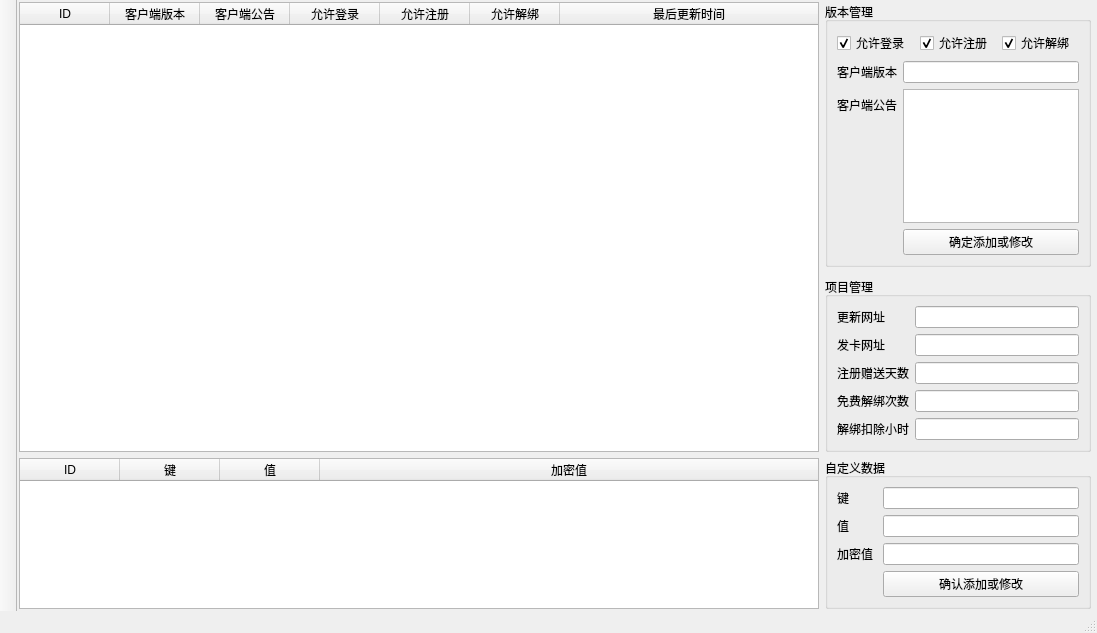
Before: the Qt Designer form server/ui/wnd_server.ui in decenfrontier/PyNetAuth, drawn with Qt 5.
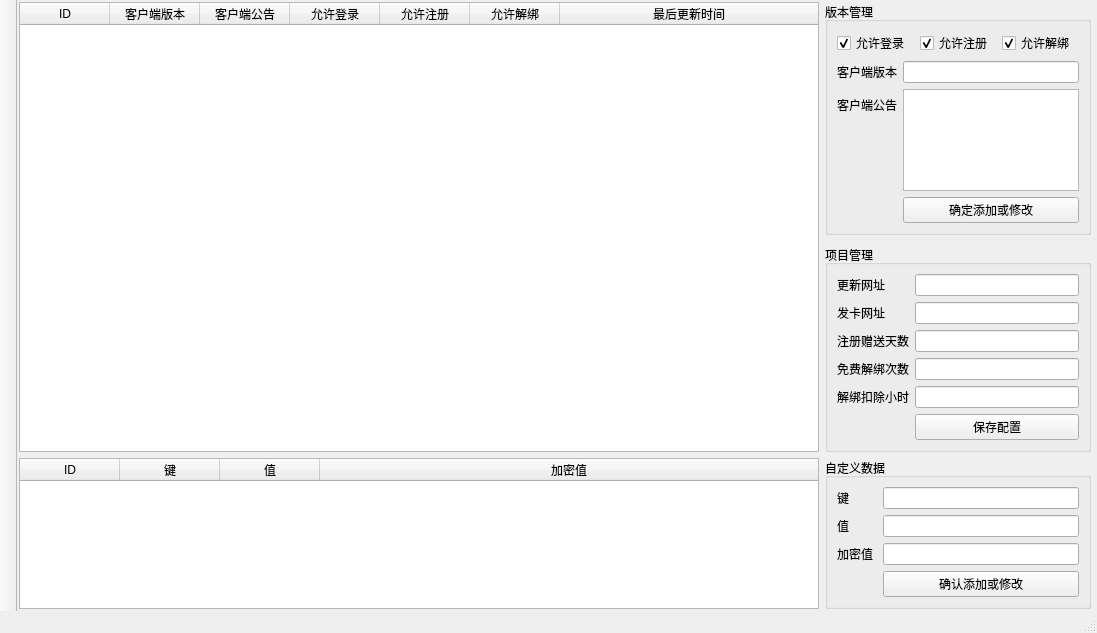
After: the same form once the commit is applied.

What changed in the file:
```diff
--- a/server/ui/wnd_server.ui
+++ b/server/ui/wnd_server.ui
@@ -239,6 +239,13 @@
                <item row="4" column="1">
                 <widget class="QLineEdit" name="edt_proj_unbind_sub_hour"/>
                </item>
+               <item row="5" column="1">
+                <widget class="QPushButton" name="btn_cfg_save">
+                 <property name="text">
+                  <string>保存配置</string>
+                 </property>
+                </widget>
+               </item>
               </layout>
              </widget>
             </item>
```
